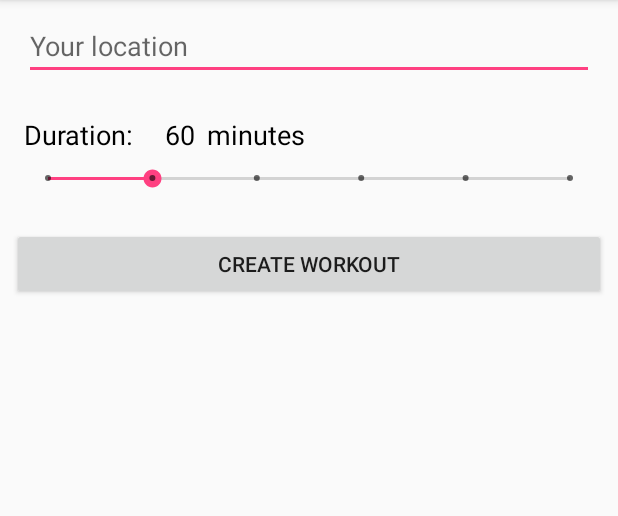
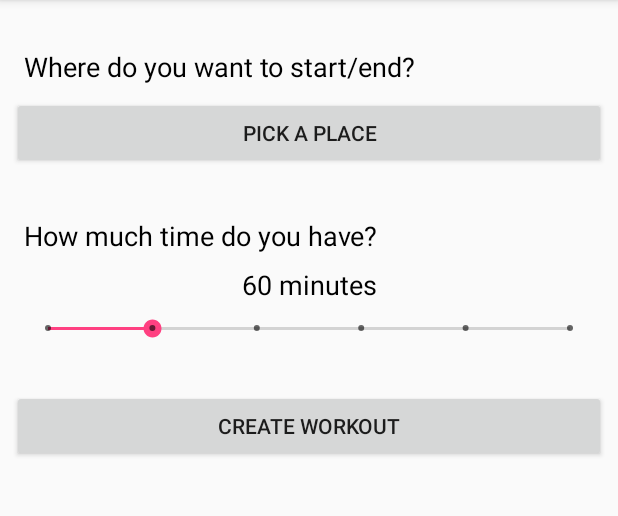
Before and after one commit to albertogoffi/hackthlete, an Android app: the screen it shows after launch (ConfigureWorkoutActivity), on a phone screen of 412 x 824 dp, the part 84-600 px from its top. Run offline under Robolectric (Android 15) with nearby library versions, the phone set to English and light mode, and no system bars.

Commit message:
Add place picker to configure workout activity

```diff
--- a/app/build.gradle
+++ b/app/build.gradle
@@ -32,7 +32,8 @@ dependencies {
     implementation 'com.android.support:support-v4:27.1.1'
     implementation 'com.google.android.gms:play-services-maps:15.0.0'
     implementation 'com.google.android.gms:play-services-location:15.0.0'
-    implementation 'com.google.maps.android:android-maps-utils:0.5+'
+    implementation 'com.google.maps.android:android-maps-utils:0.5'
+    implementation 'com.google.android.gms:play-services-places:15.0.0'
     implementation 'com.opencsv:opencsv:3.9'
     testImplementation 'junit:junit:4.12'
     androidTestImplementation 'com.android.support.test:runner:1.0.1'
--- a/app/src/main/AndroidManifest.xml
+++ b/app/src/main/AndroidManifest.xml
@@ -35,6 +35,9 @@
             android:name="com.google.android.geo.API_KEY"
             android:value="@string/google_maps_key" />
 
+        <meta-data android:name="com.google.android.gms.version"
+            android:value="@integer/google_play_services_version" />
+
         <activity
             android:name=".WorkoutOverviewActivity"
             android:label="@string/title_activity_workout_overview"
--- a/app/src/main/java/com/outhlete/outhlete/ConfigureWorkoutActivity.kt
+++ b/app/src/main/java/com/outhlete/outhlete/ConfigureWorkoutActivity.kt
@@ -1,15 +1,24 @@
 package com.outhlete.outhlete
 
 import android.content.Intent
+import android.os.Bundle
 import android.support.v7.app.AppCompatActivity
-import android.os.Bundle
 import android.view.View
 import android.widget.SeekBar
+import com.google.android.gms.location.places.ui.PlacePicker
+import com.google.android.gms.maps.model.LatLng
 import kotlinx.android.synthetic.main.activity_configure_workout.*
 
-const val EXTRA_LOCATION = "com.outhlete.USER_LOCATION"
+class ConfigureWorkoutActivity : AppCompatActivity() {
 
-class ConfigureWorkoutActivity : AppCompatActivity() {
+    companion object {
+        const val EXTRA_LOCATION = "com.outhlete.LOCATION"
+        const val EXTRA_DURATION = "com.outhlete.DURATION"
+    }
+
+    private val placePickerRequestCode = 1
+    private var duration = 60
+    private var startEndPosition: LatLng? = null
 
     override fun onCreate(savedInstanceState: Bundle?) {
         super.onCreate(savedInstanceState)
@@ -21,16 +30,34 @@ class ConfigureWorkoutActivity : AppCompatActivity() {
             override fun onStopTrackingTouch(seekBar: SeekBar?) {}
 
             override fun onProgressChanged(seekBar: SeekBar?, progress: Int, fromUser: Boolean) {
-                val duration = seekBar!!.progress * 15 + 45
-                durationTextView.text = "$duration"
+                duration = seekBar!!.progress * 15 + 45
+                durationTextView.text = "$duration minutes"
             }
         })
     }
 
+    override fun onActivityResult(requestCode: Int, resultCode: Int, data: Intent?) {
+        if (requestCode == placePickerRequestCode && data != null) {
+            if (resultCode != PlacePicker.RESULT_ERROR) {
+                val place = PlacePicker.getPlace(this, data)
+                startEndPosition = place.latLng
+//                val toastMsg = String.format("Place: %s", place.name)
+//                Toast.makeText(this, toastMsg, Toast.LENGTH_LONG).show()
+            }
+        }
+    }
+
+    fun pickPlace(view: View) {
+        val builder = PlacePicker.IntentBuilder()
+        startActivityForResult(builder.build(this), placePickerRequestCode)
+    }
+
     fun createWorkout(view: View) {
-        val location = locationEditText.text
         val intent = Intent(this, WorkoutOverviewActivity::class.java).apply {
-            putExtra(EXTRA_LOCATION, location)
+            if (startEndPosition != null) {
+                putExtra(EXTRA_LOCATION, startEndPosition)
+            }
+            putExtra(EXTRA_DURATION, duration)
         }
         startActivity(intent)
     }
--- a/app/src/main/res/layout/activity_configure_workout.xml
+++ b/app/src/main/res/layout/activity_configure_workout.xml
@@ -7,53 +7,31 @@
     tools:context=".ConfigureWorkoutActivity"
     tools:layout_editor_absoluteY="81dp">
 
-    <EditText
-        android:id="@+id/locationEditText"
-        android:layout_width="0dp"
-        android:layout_height="wrap_content"
-        android:layout_marginEnd="16dp"
-        android:layout_marginStart="16dp"
-        android:layout_marginTop="8dp"
-        android:ems="10"
-        android:hint="Your location"
-        android:inputType="textPostalAddress"
-        app:layout_constraintEnd_toEndOf="parent"
-        app:layout_constraintStart_toStartOf="parent"
-        app:layout_constraintTop_toTopOf="parent" />
-
     <TextView
         android:id="@+id/durationLabelTextView"
         android:layout_width="wrap_content"
         android:layout_height="wrap_content"
         android:layout_marginStart="16dp"
-        android:layout_marginTop="24dp"
-        android:text="Duration: "
+        android:layout_marginTop="32dp"
+        android:text="How much time do you have?"
         android:textAppearance="@android:style/TextAppearance.Material.Medium"
         android:textColor="@android:color/black"
         app:layout_constraintStart_toStartOf="parent"
-        app:layout_constraintTop_toBottomOf="@+id/locationEditText" />
+        app:layout_constraintTop_toBottomOf="@+id/placePickerButton" />
 
     <TextView
         android:id="@+id/durationTextView"
         android:layout_width="wrap_content"
         android:layout_height="wrap_content"
+        android:layout_marginEnd="16dp"
         android:layout_marginStart="16dp"
-        android:text="60"
+        android:layout_marginTop="8dp"
+        android:text="60 minutes"
         android:textAppearance="@android:style/TextAppearance.Material.Medium"
         android:textColor="@android:color/black"
-        app:layout_constraintBaseline_toBaselineOf="@+id/durationLabelTextView"
-        app:layout_constraintStart_toEndOf="@+id/durationLabelTextView" />
-
-    <TextView
-        android:id="@+id/minutesLabelTextView"
-        android:layout_width="wrap_content"
-        android:layout_height="wrap_content"
-        android:layout_marginStart="8dp"
-        android:text="minutes"
-        android:textAppearance="@android:style/TextAppearance.Material.Medium"
-        android:textColor="@android:color/black"
-        app:layout_constraintBaseline_toBaselineOf="@+id/durationTextView"
-        app:layout_constraintStart_toEndOf="@+id/durationTextView" />
+        app:layout_constraintEnd_toEndOf="parent"
+        app:layout_constraintStart_toStartOf="parent"
+        app:layout_constraintTop_toBottomOf="@+id/durationLabelTextView" />
 
     <SeekBar
         android:id="@+id/durationSeekBar"
@@ -67,7 +45,7 @@
         android:progress="1"
         app:layout_constraintEnd_toEndOf="parent"
         app:layout_constraintStart_toStartOf="parent"
-        app:layout_constraintTop_toBottomOf="@+id/durationLabelTextView" />
+        app:layout_constraintTop_toBottomOf="@+id/durationTextView" />
 
     <Button
         android:id="@+id/button"
@@ -75,10 +53,35 @@
         android:layout_height="wrap_content"
         android:layout_marginEnd="8dp"
         android:layout_marginStart="8dp"
-        android:layout_marginTop="24dp"
+        android:layout_marginTop="32dp"
         android:onClick="createWorkout"
         android:text="Create Workout"
         app:layout_constraintEnd_toEndOf="parent"
         app:layout_constraintStart_toStartOf="parent"
         app:layout_constraintTop_toBottomOf="@+id/durationSeekBar" />
+
+    <Button
+        android:id="@+id/placePickerButton"
+        android:layout_width="0dp"
+        android:layout_height="wrap_content"
+        android:layout_marginEnd="8dp"
+        android:layout_marginStart="8dp"
+        android:layout_marginTop="8dp"
+        android:onClick="pickPlace"
+        android:text="Pick a Place"
+        app:layout_constraintEnd_toEndOf="parent"
+        app:layout_constraintStart_toStartOf="parent"
+        app:layout_constraintTop_toBottomOf="@+id/textView" />
+
+    <TextView
+        android:id="@+id/textView"
+        android:layout_width="wrap_content"
+        android:layout_height="wrap_content"
+        android:layout_marginStart="16dp"
+        android:layout_marginTop="32dp"
+        android:text="Where do you want to start/end?"
+        android:textAppearance="@android:style/TextAppearance.Material.Medium"
+        android:textColor="@android:color/black"
+        app:layout_constraintStart_toStartOf="parent"
+        app:layout_constraintTop_toTopOf="parent" />
 </android.support.constraint.ConstraintLayout>
```
Also changed, not shown: app/src/main/java/com/outhlete/outhlete/WorkoutOverviewActivity.kt (+14 -12 lines), app/src/main/res/raw/publibike_stations.csv (renamed from app/src/main/res/raw/publibike-stations.csv).
